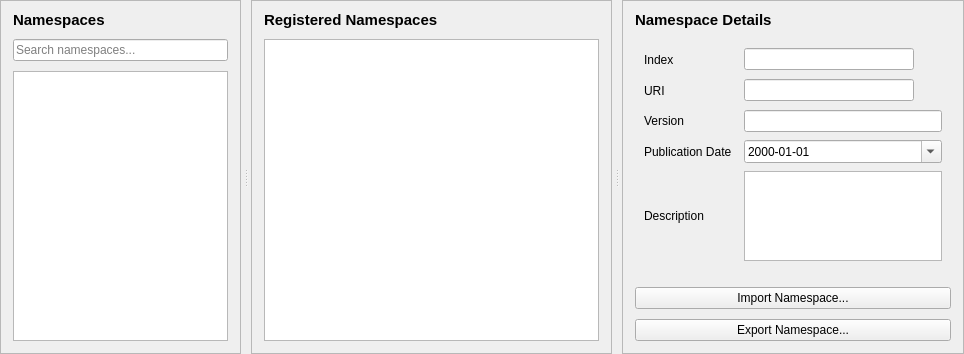
Above: src/ui/pages/namespacespage.ui from sanny32/OpenUaSim before the change. Below: the same form after it.
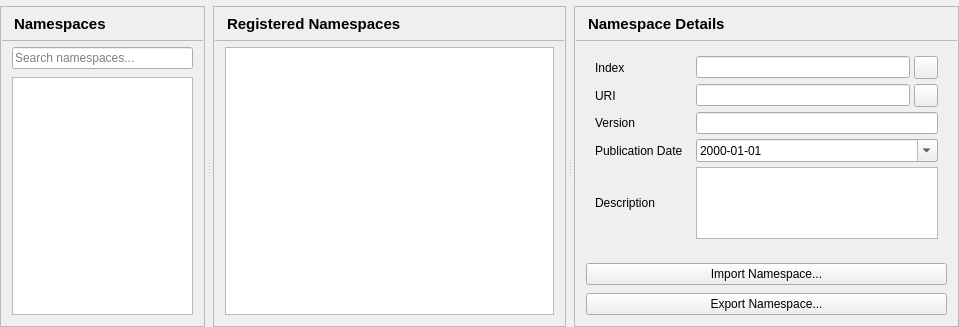
That is the form after the change.

```diff
--- a/src/ui/pages/namespacespage.ui
+++ b/src/ui/pages/namespacespage.ui
@@ -10,7 +10,7 @@
     <number>0</number>
    </property>
    <property name="topMargin">
-    <number>0</number>
+    <number>6</number>
    </property>
    <property name="rightMargin">
     <number>0</number>
@@ -27,33 +27,50 @@
       <bool>false</bool>
      </property>
      <property name="handleWidth">
-      <number>10</number>
+      <number>8</number>
      </property>
      <widget class="QFrame" name="namespacesPanel">
       <property name="frameShape">
        <enum>QFrame::StyledPanel</enum>
       </property>
+      <property name="panel" stdset="0">
+       <bool>true</bool>
+      </property>
       <property name="sizePolicy">
        <sizepolicy hsizetype="Preferred" vsizetype="Preferred">
-        <horstretch>2</horstretch>
+        <horstretch>44</horstretch>
         <verstretch>0</verstretch>
        </sizepolicy>
       </property>
       <layout class="QVBoxLayout" name="namespacesPanelLayout">
        <property name="spacing">
-        <number>10</number>
+        <number>0</number>
        </property>
        <property name="leftMargin">
+        <number>1</number>
+       </property>
+       <property name="topMargin">
+        <number>1</number>
+       </property>
+       <property name="rightMargin">
+        <number>1</number>
+       </property>
+       <property name="bottomMargin">
+        <number>1</number>
+       </property>
+       <item>
+        <layout class="QHBoxLayout" name="namespacesPanelHeaderLayout">
+         <property name="leftMargin">
         <number>12</number>
        </property>
        <property name="topMargin">
-        <number>10</number>
+          <number>5</number>
        </property>
        <property name="rightMargin">
         <number>12</number>
        </property>
        <property name="bottomMargin">
-        <number>12</number>
+          <number>5</number>
        </property>
        <item>
         <widget class="QLabel" name="namespacesTitle">
@@ -66,8 +83,56 @@
          <property name="text">
           <string>Namespaces</string>
          </property>
-        </widget>
-       </item>
+           <property name="minimumSize">
+            <size>
+             <width>0</width>
+             <height>22</height>
+            </size>
+           </property>
+          </widget>
+         </item>
+        </layout>
+       </item>
+       <item>
+        <widget class="QFrame" name="namespacesPanelSeparator">
+         <property name="frameShape">
+          <enum>QFrame::StyledPanel</enum>
+         </property>
+         <property name="minimumSize">
+          <size>
+           <width>0</width>
+           <height>1</height>
+          </size>
+         </property>
+         <property name="maximumSize">
+          <size>
+           <width>16777215</width>
+           <height>1</height>
+          </size>
+         </property>
+         <property name="separator" stdset="0">
+          <bool>true</bool>
+         </property>
+        </widget>
+       </item>
+       <item>
+        <widget class="QWidget" name="namespacesPanelBody">
+         <layout class="QVBoxLayout" name="namespacesPanelBodyLayout">
+          <property name="spacing">
+           <number>8</number>
+          </property>
+          <property name="leftMargin">
+           <number>10</number>
+          </property>
+          <property name="topMargin">
+           <number>6</number>
+          </property>
+          <property name="rightMargin">
+           <number>10</number>
+          </property>
+          <property name="bottomMargin">
+           <number>10</number>
+          </property>
        <item>
         <widget class="QLineEdit" name="searchEdit">
          <property name="placeholderText">
@@ -96,31 +161,51 @@
        </item>
       </layout>
      </widget>
+       </item>
+      </layout>
+     </widget>
      <widget class="QFrame" name="registeredPanel">
       <property name="frameShape">
        <enum>QFrame::StyledPanel</enum>
       </property>
+      <property name="panel" stdset="0">
+       <bool>true</bool>
+      </property>
       <property name="sizePolicy">
        <sizepolicy hsizetype="Preferred" vsizetype="Preferred">
-        <horstretch>3</horstretch>
+        <horstretch>76</horstretch>
         <verstretch>0</verstretch>
        </sizepolicy>
       </property>
       <layout class="QVBoxLayout" name="registeredPanelLayout">
        <property name="spacing">
-        <number>10</number>
+        <number>0</number>
        </property>
        <property name="leftMargin">
+        <number>1</number>
+       </property>
+       <property name="topMargin">
+        <number>1</number>
+       </property>
+       <property name="rightMargin">
+        <number>1</number>
+       </property>
+       <property name="bottomMargin">
+        <number>1</number>
+       </property>
+       <item>
+        <layout class="QHBoxLayout" name="registeredPanelHeaderLayout">
+         <property name="leftMargin">
         <number>12</number>
        </property>
        <property name="topMargin">
-        <number>10</number>
+          <number>5</number>
        </property>
        <property name="rightMargin">
         <number>12</number>
        </property>
        <property name="bottomMargin">
-        <number>12</number>
+          <number>5</number>
        </property>
        <item>
         <widget class="QLabel" name="registeredTitle">
@@ -133,8 +218,56 @@
          <property name="text">
           <string>Registered Namespaces</string>
          </property>
-        </widget>
-       </item>
+           <property name="minimumSize">
+            <size>
+             <width>0</width>
+             <height>22</height>
+            </size>
+           </property>
+          </widget>
+         </item>
+        </layout>
+       </item>
+       <item>
+        <widget class="QFrame" name="registeredPanelSeparator">
+         <property name="frameShape">
+          <enum>QFrame::StyledPanel</enum>
+         </property>
+         <property name="minimumSize">
+          <size>
+           <width>0</width>
+           <height>1</height>
+          </size>
+         </property>
+         <property name="maximumSize">
+          <size>
+           <width>16777215</width>
+           <height>1</height>
+          </size>
+         </property>
+         <property name="separator" stdset="0">
+          <bool>true</bool>
+         </property>
+        </widget>
+       </item>
+       <item>
+        <widget class="QWidget" name="registeredPanelBody">
+         <layout class="QVBoxLayout" name="registeredPanelBodyLayout">
+          <property name="spacing">
+           <number>8</number>
+          </property>
+          <property name="leftMargin">
+           <number>10</number>
+          </property>
+          <property name="topMargin">
+           <number>6</number>
+          </property>
+          <property name="rightMargin">
+           <number>10</number>
+          </property>
+          <property name="bottomMargin">
+           <number>10</number>
+          </property>
        <item>
         <widget class="QTableView" name="namespacesView">
          <property name="editTriggers">
@@ -168,31 +301,51 @@
        </item>
       </layout>
      </widget>
+       </item>
+      </layout>
+     </widget>
      <widget class="QFrame" name="detailsPanel">
       <property name="frameShape">
        <enum>QFrame::StyledPanel</enum>
       </property>
+      <property name="panel" stdset="0">
+       <bool>true</bool>
+      </property>
       <property name="sizePolicy">
        <sizepolicy hsizetype="Preferred" vsizetype="Preferred">
-        <horstretch>2</horstretch>
+        <horstretch>58</horstretch>
         <verstretch>0</verstretch>
        </sizepolicy>
       </property>
       <layout class="QVBoxLayout" name="detailsPanelLayout">
        <property name="spacing">
-        <number>10</number>
+        <number>0</number>
        </property>
        <property name="leftMargin">
+        <number>1</number>
+       </property>
+       <property name="topMargin">
+        <number>1</number>
+       </property>
+       <property name="rightMargin">
+        <number>1</number>
+       </property>
+       <property name="bottomMargin">
+        <number>1</number>
+       </property>
+       <item>
+        <layout class="QHBoxLayout" name="detailsPanelHeaderLayout">
+         <property name="leftMargin">
         <number>12</number>
        </property>
        <property name="topMargin">
-        <number>10</number>
+          <number>5</number>
        </property>
        <property name="rightMargin">
         <number>12</number>
        </property>
        <property name="bottomMargin">
-        <number>12</number>
+          <number>5</number>
        </property>
        <item>
         <widget class="QLabel" name="detailsTitle">
@@ -205,16 +358,77 @@
          <property name="text">
           <string>Namespace Details</string>
          </property>
-        </widget>
-       </item>
+           <property name="minimumSize">
+            <size>
+             <width>0</width>
+             <height>22</height>
+            </size>
+           </property>
+          </widget>
+         </item>
+        </layout>
+       </item>
+       <item>
+        <widget class="QFrame" name="detailsPanelSeparator">
+         <property name="frameShape">
+          <enum>QFrame::StyledPanel</enum>
+         </property>
+         <property name="minimumSize">
+          <size>
+           <width>0</width>
+           <height>1</height>
+          </size>
+         </property>
+         <property name="maximumSize">
+          <size>
+           <width>16777215</width>
+           <height>1</height>
+          </size>
+         </property>
+         <property name="separator" stdset="0">
+          <bool>true</bool>
+         </property>
+        </widget>
+       </item>
+       <item>
+        <widget class="QScrollArea" name="detailsPanelScroll">
+         <property name="frameShape">
+          <enum>QFrame::NoFrame</enum>
+         </property>
+         <property name="widgetResizable">
+          <bool>true</bool>
+         </property>
+         <property name="horizontalScrollBarPolicy">
+          <enum>Qt::ScrollBarAlwaysOff</enum>
+         </property>
+         <property name="panelBody" stdset="0">
+          <bool>true</bool>
+         </property>
+         <widget class="QWidget" name="detailsPanelBody">
+          <layout class="QVBoxLayout" name="detailsPanelBodyLayout">
+           <property name="spacing">
+            <number>8</number>
+           </property>
+           <property name="leftMargin">
+            <number>10</number>
+           </property>
+           <property name="topMargin">
+            <number>6</number>
+           </property>
+           <property name="rightMargin">
+            <number>10</number>
+           </property>
+           <property name="bottomMargin">
+            <number>10</number>
+           </property>
        <item>
         <widget class="QWidget" name="detailsHost">
          <layout class="QGridLayout" name="detailsForm" columnstretch="0,1">
           <property name="horizontalSpacing">
-           <number>12</number>
+               <number>13</number>
           </property>
           <property name="verticalSpacing">
-           <number>8</number>
+               <number>5</number>
           </property>
           <item row="0" column="0">
            <widget class="QLabel" name="indexLabel">
@@ -240,9 +454,6 @@
               <property name="toolTip">
                <string>Copy index</string>
               </property>
-              <property name="autoRaise">
-               <bool>true</bool>
-              </property>
              </widget>
             </item>
            </layout>
@@ -268,9 +479,6 @@
               <property name="toolTip">
                <string>Copy URI</string>
               </property>
-              <property name="autoRaise">
-               <bool>true</bool>
-              </property>
              </widget>
             </item>
            </layout>
@@ -315,7 +523,7 @@
             <property name="maximumSize">
              <size>
               <width>16777215</width>
-              <height>90</height>
+                  <height>72</height>
              </size>
             </property>
             <property name="tabChangesFocus">
@@ -338,6 +546,9 @@
          <property name="text">
           <string>Import Namespace...</string>
          </property>
+             <property name="toolbar" stdset="0">
+              <bool>true</bool>
+             </property>
         </widget>
        </item>
        <item>
@@ -345,6 +556,13 @@
          <property name="text">
           <string>Export Namespace...</string>
          </property>
+             <property name="toolbar" stdset="0">
+              <bool>true</bool>
+             </property>
+            </widget>
+           </item>
+          </layout>
+         </widget>
         </widget>
        </item>
       </layout>
```
Lines whose indentation alone changed are shown as unchanged.
